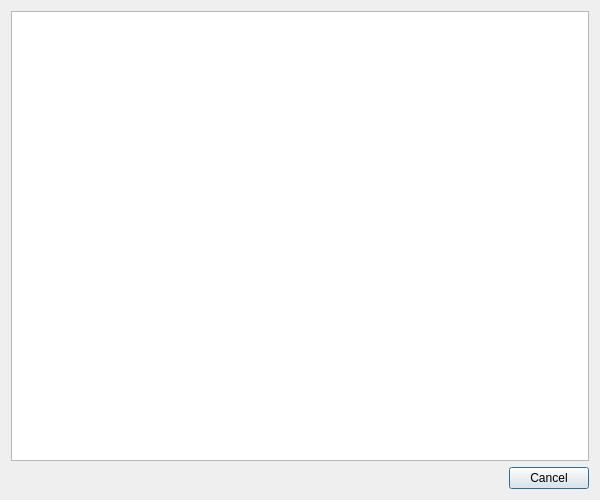
Qt form brick_app_v2/ui/property_brick_browser.ui (heinz-preisig/DASH_GUI) before a commit.
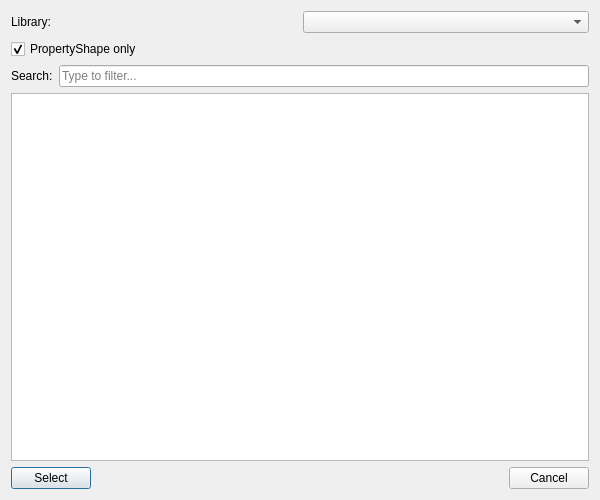
The same form after that commit.

Commit message: [Brick] qt and web interface operational

```diff
--- a/brick_app_v2/ui/property_brick_browser.ui
+++ b/brick_app_v2/ui/property_brick_browser.ui
@@ -17,11 +17,64 @@
    <bool>true</bool>
   </property>
   <layout class="QVBoxLayout" name="mainLayout">
+   <item>
+    <layout class="QHBoxLayout" name="libraryLayout">
+     <item>
+      <widget class="QLabel" name="libraryLabel">
+       <property name="text">
+        <string>Library:</string>
+       </property>
+      </widget>
+     </item>
+     <item>
+      <widget class="QComboBox" name="library_combo"/>
+     </item>
+    </layout>
+   </item>
+   <item>
+    <layout class="QHBoxLayout" name="filterLayout">
+     <item>
+      <widget class="QCheckBox" name="filter_check">
+       <property name="text">
+        <string>PropertyShape only</string>
+       </property>
+       <property name="checked">
+        <bool>true</bool>
+       </property>
+      </widget>
+     </item>
+    </layout>
+   </item>
+   <item>
+    <layout class="QHBoxLayout" name="searchLayout">
+     <item>
+      <widget class="QLabel" name="searchLabel">
+       <property name="text">
+        <string>Search:</string>
+       </property>
+      </widget>
+     </item>
+     <item>
+      <widget class="QLineEdit" name="search_edit">
+       <property name="placeholderText">
+        <string>Type to filter...</string>
+       </property>
+      </widget>
+     </item>
+    </layout>
+   </item>
    <item>
     <widget class="QListWidget" name="brick_list"/>
    </item>
    <item>
     <layout class="QHBoxLayout" name="buttonLayout">
+     <item>
+      <widget class="QPushButton" name="selectButton">
+       <property name="text">
+        <string>Select</string>
+       </property>
+      </widget>
+     </item>
      <item>
       <spacer name="buttonSpacer">
        <property name="orientation">
```
The commit also changes 37 other files.
